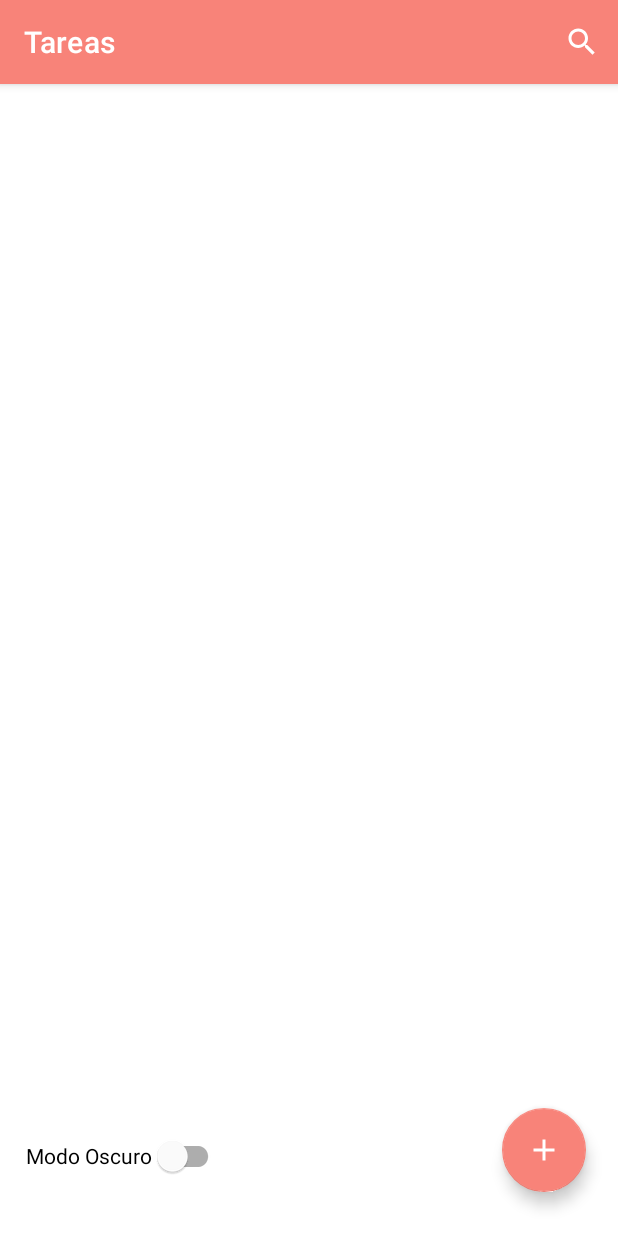
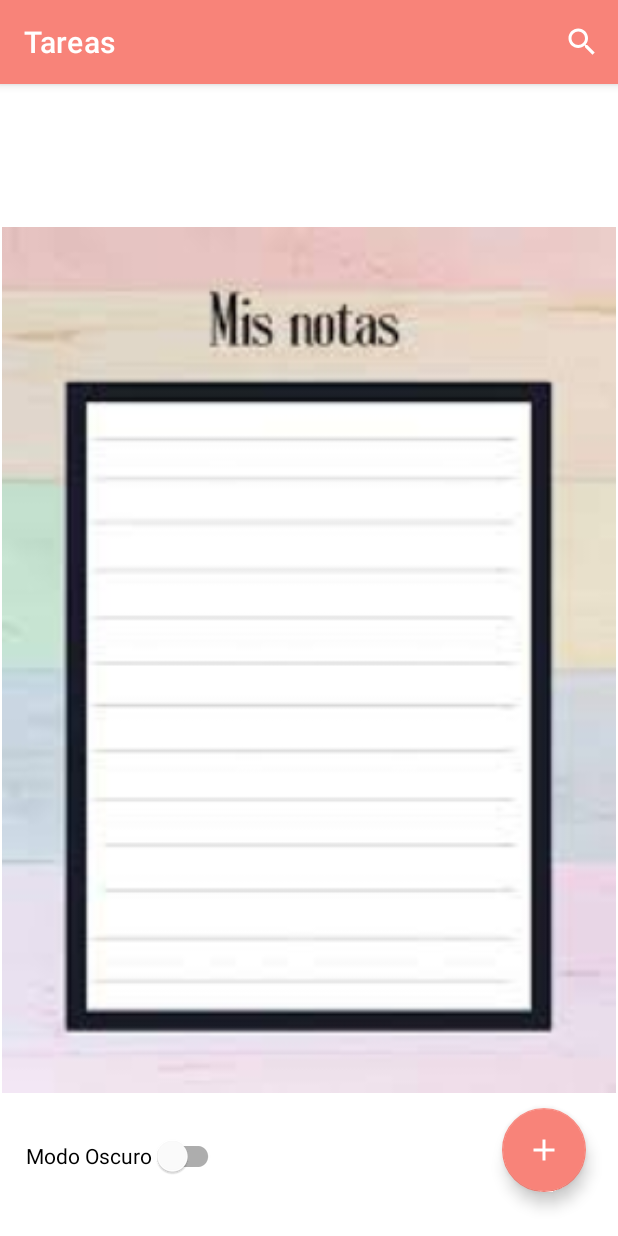
Before and after one commit to IsabelHub/ToDoList_practicaPMDM_persistencia, an Android app: the screen it shows after launch (MainActivity), on a phone screen of 412 x 824 dp. Run offline under Robolectric (Android 15) with nearby library versions, the phone set to English and light mode, and no system bars; our stand-ins replace Room's generated code, data binding.

Commit message:
final commit

```diff
--- a/app/src/main/java/com/example/todolist_practicapmdm_persistencia/fragments/AddTareaFragment.kt
+++ b/app/src/main/java/com/example/todolist_practicapmdm_persistencia/fragments/AddTareaFragment.kt
@@ -47,6 +47,7 @@ class AddTareaFragment : Fragment(R.layout.fragment_add_tarea), MenuProvider{
         addTareaView=view
     }
 
+
     private fun saveTarea(view: View){
         val nombreAsignatura = binding.addAsignaturaNombre.text.toString().trim()
         val tareaDescripcion = binding.addTareaDescripcion.text.toString().trim()
@@ -83,4 +84,5 @@ class AddTareaFragment : Fragment(R.layout.fragment_add_tarea), MenuProvider{
     }
 
 
+
 }
--- a/app/src/main/java/com/example/todolist_practicapmdm_persistencia/fragments/EditTareaFragment.kt
+++ b/app/src/main/java/com/example/todolist_practicapmdm_persistencia/fragments/EditTareaFragment.kt
@@ -97,4 +97,6 @@ class EditTareaFragment : Fragment(R.layout.fragment_edit_tarea),MenuProvider {
         menuInflater.inflate(R.menu.editar_menu, menu)
     }
 
+
+
 }
--- a/app/src/main/res/layout/fragment_edit_tarea.xml
+++ b/app/src/main/res/layout/fragment_edit_tarea.xml
@@ -10,6 +10,8 @@
         android:orientation="vertical"
         android:padding="12dp"
         tools:context=".UpdateNoteFragment">
+
+
 
         <TextView
             android:id="@+id/editTareaHeading"
--- a/app/src/main/res/layout/fragment_home.xml
+++ b/app/src/main/res/layout/fragment_home.xml
@@ -37,7 +37,7 @@
             android:id="@+id/emptyTareaImage"
             android:layout_width="match_parent"
             android:layout_height="match_parent"
-            android:src="@drawable/imagen_notas"
+            android:src="@drawable/imagen3"
             android:visibility="gone"
             tools:ignore="MissingConstraints" />
 
```
Also changed, not shown: app/src/main/res/drawable/imagen2.jpg (added), app/src/main/res/drawable/imagen3.jpg (added).
